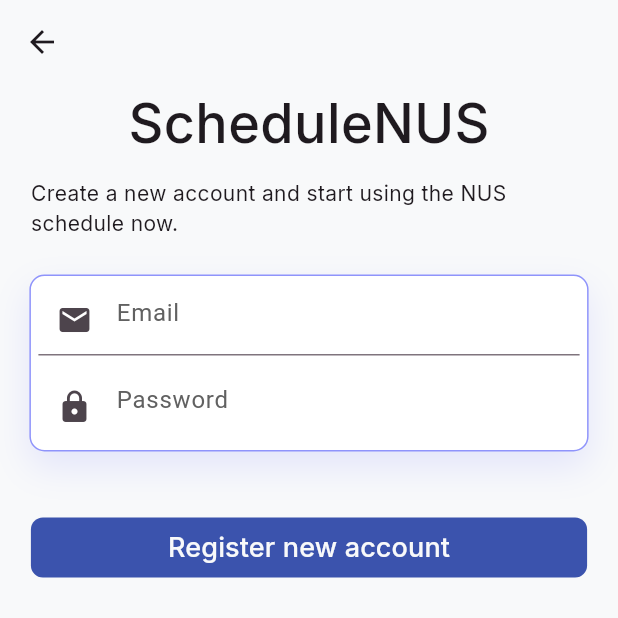
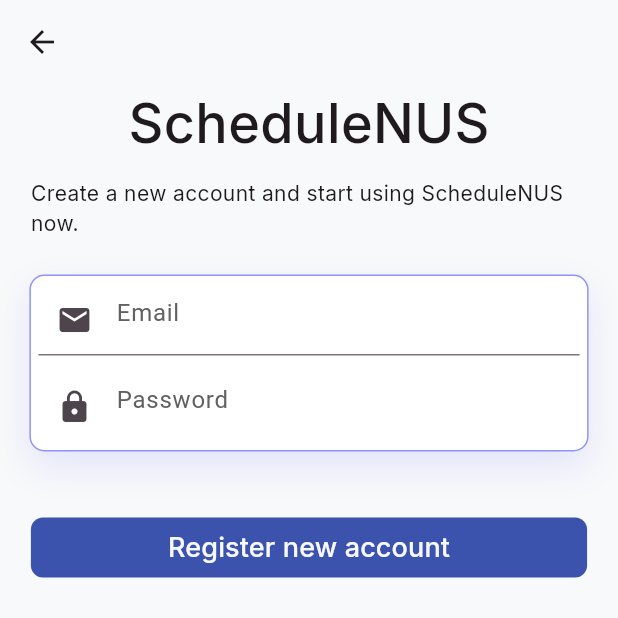
Before and after one commit to woowenjun99/schedulenus, a Flutter app: the screen it shows after launch, after a tap on "Sign In", after a tap on "Create new account", on a phone screen of 412 x 824 dp, the top half of it. Run offline on Flutter 3.47's test engine with Material 3 defaults, Android fonts, the phone set to English and light mode, and no system bars; our stand-ins replace animate_do, convex_bottom_bar, dio, envied, firebase_auth, firebase_core and 7 more; accounts and stored records are empty; generated files the repository leaves out were written again.

Commit message:
Complete the login screen

```diff
--- a/lib/src/app.dart
+++ b/lib/src/app.dart
@@ -11,7 +11,6 @@
 
     return MaterialApp.router(
       debugShowCheckedModeBanner: false,
-      title: 'Flutter Demo',
       theme: ThemeData(
         colorScheme: ColorScheme.fromSeed(
           primary: const Color.fromRGBO(59, 83, 173, 1),
--- a/lib/src/screens/login_screen.dart
+++ b/lib/src/screens/login_screen.dart
@@ -192,11 +192,8 @@
                       duration: const Duration(milliseconds: 1800),
                       child: SizedBox(
                         width: contentWidth,
-                        child: ElevatedButton.icon(
+                        child: OutlinedButton.icon(
                           style: ButtonStyle(
-                            backgroundColor: MaterialStateProperty.all(
-                              Theme.of(context).colorScheme.background,
-                            ),
                             shape: MaterialStateProperty.all<
                                 RoundedRectangleBorder>(
                               RoundedRectangleBorder(
--- a/lib/src/screens/registration_screen.dart
+++ b/lib/src/screens/registration_screen.dart
@@ -62,7 +62,7 @@
                       ),
                       const SizedBox(height: 12),
                       Text(
-                        "Create a new account and start using the NUS schedule now.",
+                        "Create a new account and start using ScheduleNUS now.",
                         style: GoogleFonts.inter(),
                         overflow: TextOverflow.clip,
                       ),
```
Also changed, not shown: lib/src/screens/profile_screen.dart (+22 -30 lines).
